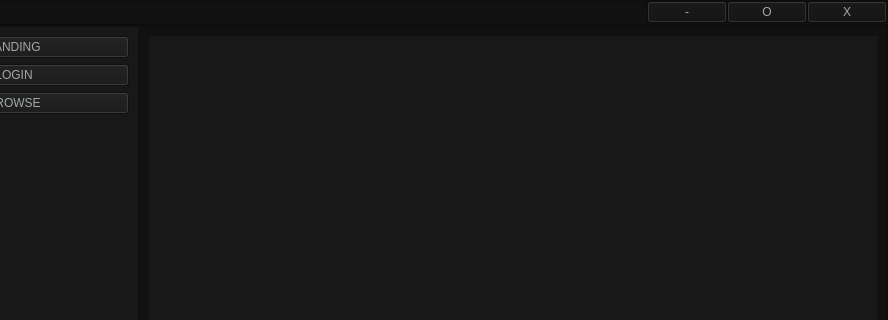
This is first.ui in Robertzzel/NAS-Client as Qt 5 draws it before an edit; both pictures show x 112 to 1000 and y 0 to 320 of the 1000 by 600 pixel window. The edited form follows.
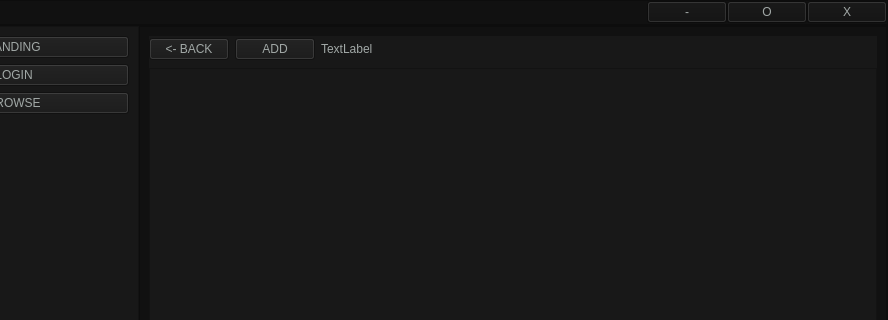
This is the edited form. The open tabs and pages were chosen to show the change.

Commit message: terminat prima versiune

```diff
--- a/first.ui
+++ b/first.ui
@@ -446,7 +446,76 @@
                      <number>0</number>
                     </property>
                     <item>
-                     <layout class="QVBoxLayout" name="browse_page_layout"/>
+                     <layout class="QVBoxLayout" name="browse_page_layout" stretch="1,20">
+                      <item>
+                       <layout class="QHBoxLayout" name="horizontalLayout_2" stretch="1,0,10,5">
+                        <item>
+                         <widget class="QPushButton" name="exit_directory_button">
+                          <property name="styleSheet">
+                           <string notr="true">color: rgb(161, 168, 166);</string>
+                          </property>
+                          <property name="text">
+                           <string>&lt;- BACK</string>
+                          </property>
+                         </widget>
+                        </item>
+                        <item>
+                         <widget class="QPushButton" name="add_button">
+                          <property name="styleSheet">
+                           <string notr="true">color: rgb(161, 168, 166);</string>
+                          </property>
+                          <property name="text">
+                           <string>ADD</string>
+                          </property>
+                         </widget>
+                        </item>
+                        <item>
+                         <widget class="QLabel" name="cueent_diretory_label">
+                          <property name="styleSheet">
+                           <string notr="true">color: rgb(161, 168, 166);</string>
+                          </property>
+                          <property name="text">
+                           <string>TextLabel</string>
+                          </property>
+                         </widget>
+                        </item>
+                        <item>
+                         <spacer name="horizontalSpacer_4">
+                          <property name="orientation">
+                           <enum>Qt::Horizontal</enum>
+                          </property>
+                          <property name="sizeHint" stdset="0">
+                           <size>
+                            <width>40</width>
+                            <height>20</height>
+                           </size>
+                          </property>
+                         </spacer>
+                        </item>
+                       </layout>
+                      </item>
+                      <item>
+                       <layout class="QVBoxLayout" name="scroll_view_layout">
+                        <item>
+                         <widget class="QScrollArea" name="scrollArea">
+                          <property name="widgetResizable">
+                           <bool>true</bool>
+                          </property>
+                          <widget class="QWidget" name="scrollAreaWidgetContents_2">
+                           <property name="geometry">
+                            <rect>
+                             <x>0</x>
+                             <y>0</y>
+                             <width>717</width>
+                             <height>502</height>
+                            </rect>
+                           </property>
+                          </widget>
+                         </widget>
+                        </item>
+                       </layout>
+                      </item>
+                     </layout>
                     </item>
                    </layout>
                   </widget>
```
Left out of the diff: 2 changed lines with no effect on the pictures. The commit also changes 2 other files.
